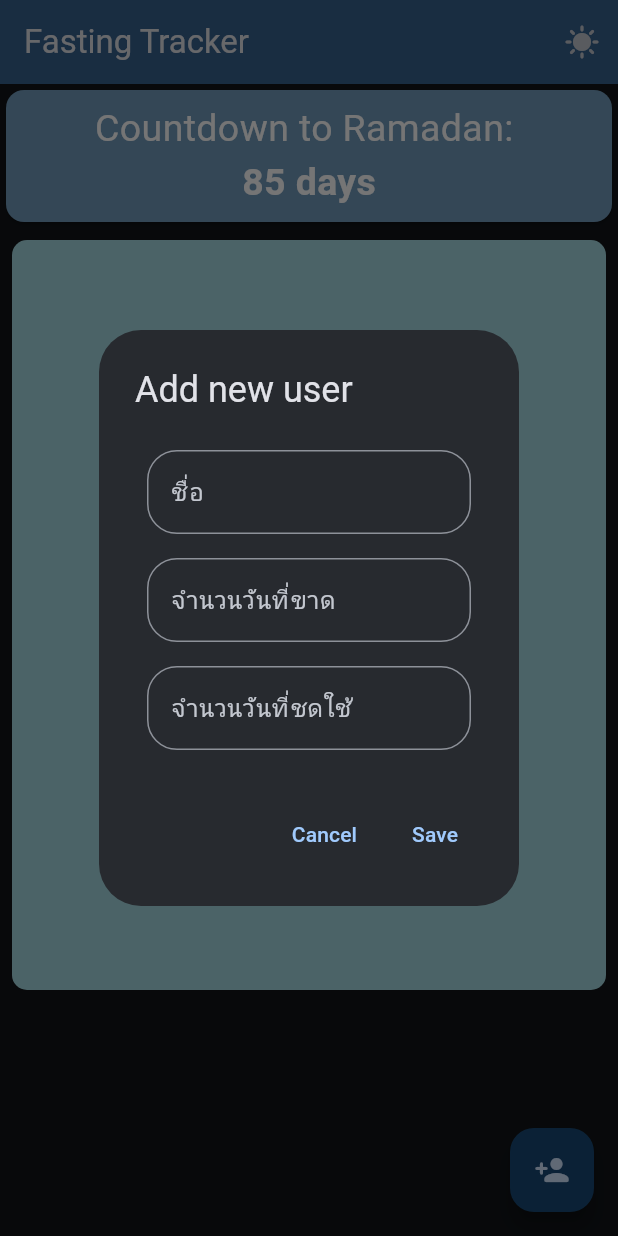
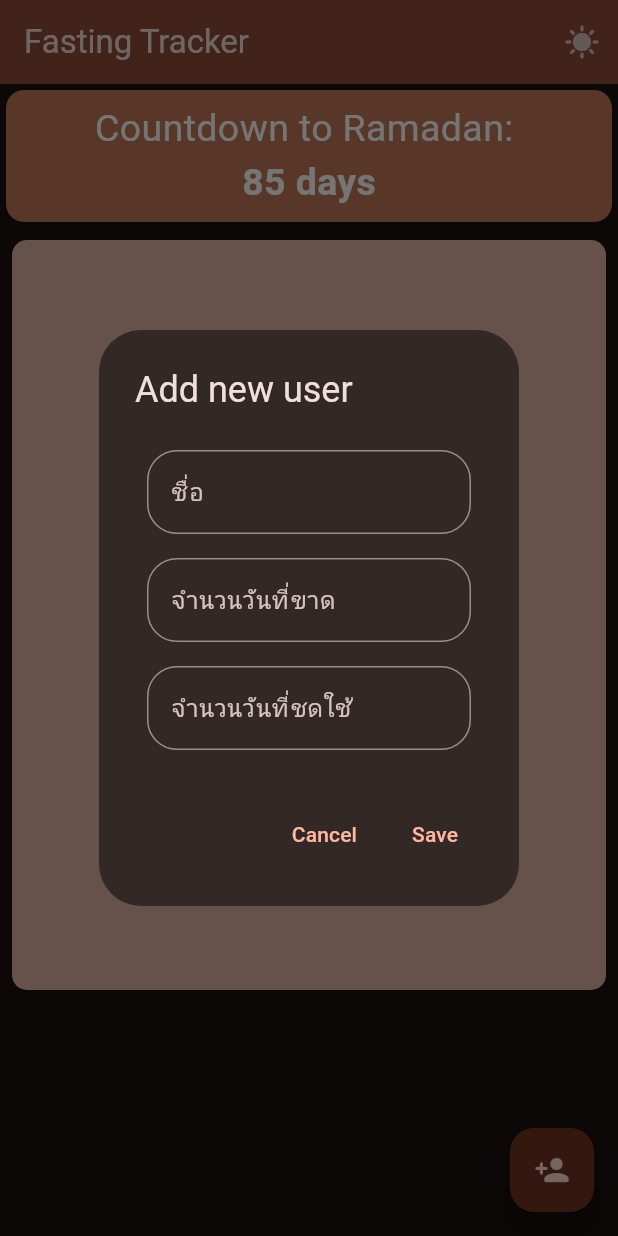
Before and after one commit to mitazzdev/fasting, a Flutter app: the screen it shows after launch, after a tap on the "dark mode" icon, after a tap on the "person add" icon, on a phone screen of 412 x 824 dp. Run offline on Flutter 3.47's test engine with Material 3 defaults, Android fonts, the phone set to English and light mode, and no system bars; our stand-ins replace flutter_slidable, fluttertoast, sqflite; accounts and stored records are empty.

Commit message:
deepOrange

```diff
--- a/lib/main.dart
+++ b/lib/main.dart
@@ -15,7 +15,7 @@ class MyApp extends StatefulWidget {
 
 class _MyAppState extends State<MyApp> {
   bool isDark = false; // Move isDark into the state
-  MaterialColor color = Colors.blue;
+  MaterialColor color = Colors.deepOrange;
   @override
   Widget build(BuildContext context) {
     return MaterialApp(
--- a/lib/screen/home.dart
+++ b/lib/screen/home.dart
@@ -227,7 +227,7 @@ class _MyHomePageState extends State<MyHomePage> {
               SizedBox(
                 width: double.infinity,
                 child: Card(
-                  color: Color.fromARGB(255, 113, 154, 187),
+                  color: Color.fromARGB(255, 191, 120, 89),
                   child: Padding(
                     padding: const EdgeInsets.all(8.0),
                     child: Column(
@@ -258,7 +258,7 @@ class _MyHomePageState extends State<MyHomePage> {
                 child: Container(
                   height: 500,
                   decoration: BoxDecoration(
-                    color: Color.fromARGB(255, 163, 215, 224),
+                    color: Color.fromARGB(255, 224, 178, 163),
                     borderRadius: BorderRadius.circular(10),
                   ),
                   child: ReorderableListView.builder(
@@ -358,6 +358,8 @@ class _MyHomePageState extends State<MyHomePage> {
                                     children: [
                                       Expanded(
                                         child: LinearProgressIndicator(
+                                          color: Color.fromARGB(
+                                              255, 193, 128, 128),
                                           minHeight: 10,
                                           borderRadius:
                                               BorderRadius.circular(10),
```
